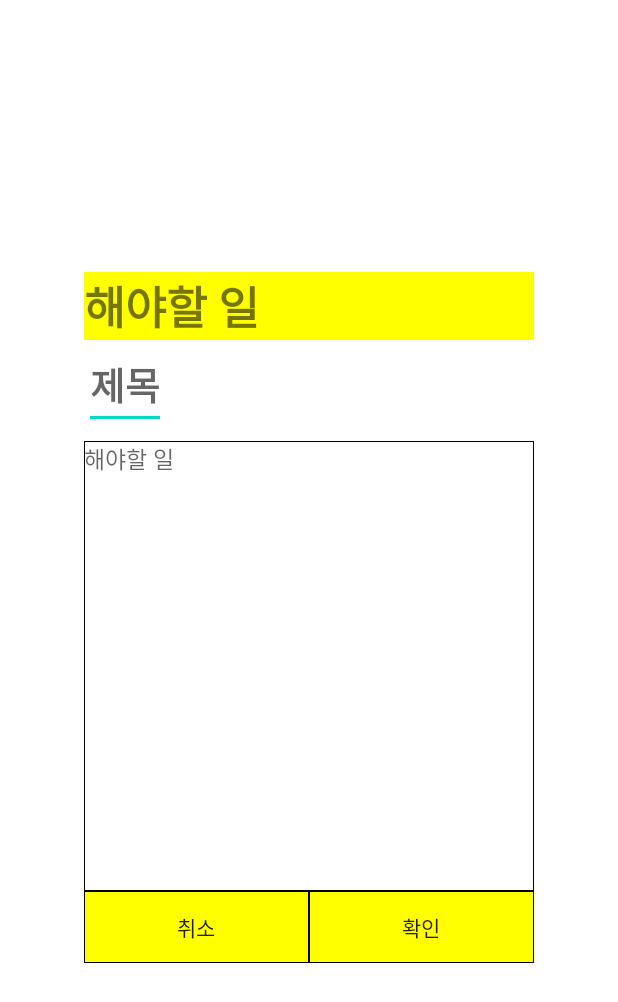
After one commit to ycs-201607083/MVPPattern_TodoList, an Android app: the layout dialog.xml on its own in the app's theme, with its tools: preview values and no code run, on a phone screen of 412 x 824 dp. The commit adds this screen. Shown: the top 1002 px of the screen. Run offline under Robolectric (Android 15) with nearby library versions, the phone set to English and light mode, and no system bars.

Commit message:
dialog 생성
리사이클러뷰에 값을 넘겨줄 dialog 생성

```diff
--- a/MVPPattern_TodoList/app/src/main/java/com/MVPPattern/todolist/TodoListAdapter.kt
+++ b/MVPPattern_TodoList/app/src/main/java/com/MVPPattern/todolist/TodoListAdapter.kt
@@ -14,7 +14,7 @@ import com.MVPPattern.todolist.DataClass.TodoDataClass
 class TodoListAdapter(private val mContext:Context): RecyclerView.Adapter<TodoListAdapter.ViewHolder>() {
 
     /*lateinit var todoList: ArrayList<TodoDataClass>*/
-    private var todoList: List<TodoDataClass> = emptyList() // 초기화
+    private var todoList: List<TodoDataClass> = emptyList()
 
     override fun getItemCount(): Int {
         return todoList.size
--- /dev/null
+++ b/MVPPattern_TodoList/app/src/main/res/drawable/dialog_btn.xml
@@ -0,0 +1,22 @@
+<?xml version="1.0" encoding="utf-8"?>
+<layer-list
+        xmlns:android="http://schemas.android.com/apk/res/android">
+
+    <item>
+        <shape android:shape="rectangle">
+            <solid android:color="@color/black" />
+        </shape>
+    </item>
+
+    <item android:top = "1dp"
+          android:right= "1dp"
+          android:left="1dp"
+          android:bottom="1dp">
+
+        <shape android:shape="rectangle">
+            <solid android:color="@color/yellow" />
+        </shape>
+
+    </item>
+
+</layer-list>
--- /dev/null
+++ b/MVPPattern_TodoList/app/src/main/res/drawable/dialog_content.xml
@@ -0,0 +1,22 @@
+<?xml version="1.0" encoding="utf-8"?>
+<layer-list xmlns:android="http://schemas.android.com/apk/res/android">
+
+    <item>
+        <shape android:shape="rectangle">
+            <solid android:color="#000000" />
+        </shape>
+
+    </item>
+
+    <item android:top = "1dp"
+          android:right= "1dp"
+          android:left="1dp"
+          android:bottom="1dp">
+
+        <shape android:shape="rectangle">
+            <solid android:color="#ffffff" />
+        </shape>
+
+    </item>
+
+</layer-list>
--- /dev/null
+++ b/MVPPattern_TodoList/app/src/main/res/layout/dialog.xml
@@ -0,0 +1,61 @@
+<?xml version="1.0" encoding="utf-8"?>
+<LinearLayout
+        xmlns:android="http://schemas.android.com/apk/res/android"
+        android:layout_width="300dp"
+        android:layout_height="wrap_content"
+        android:layout_gravity="center"
+        android:orientation="vertical">
+
+    <TextView
+            android:id="@+id/dialogText"
+            android:layout_width="match_parent"
+            android:layout_height="wrap_content"
+            android:text="해야할 일"
+            android:textSize="30dp"
+            android:textStyle="bold"
+            android:background="@color/yellow"
+    />
+
+    <EditText
+            android:id="@+id/dialogTitle"
+            android:layout_width="wrap_content"
+            android:layout_height="wrap_content"
+            android:hint="제목"
+            android:textSize="25dp"
+            android:textStyle="bold"
+            android:nextFocusDown="@+id/dialogContent"/>
+
+    <EditText
+            android:id="@+id/dialogContent"
+            android:layout_width="match_parent"
+            android:layout_height="300dp"
+            android:hint="해야할 일"
+            android:textSize="15dp"
+            android:gravity="top"
+            android:layout_marginTop="8dp"
+            android:background="@drawable/dialog_content"
+    />
+
+    <LinearLayout
+            android:id="@+id/btnLayout"
+            android:layout_width="wrap_content"
+            android:layout_height="wrap_content"
+            android:orientation="horizontal">
+
+        <androidx.appcompat.widget.AppCompatButton
+                android:id="@+id/dialogCloseBtn"
+                android:layout_height="wrap_content"
+                android:background="@drawable/dialog_btn"
+                android:layout_width="150dp"
+                android:text="취소"/>
+
+        <androidx.appcompat.widget.AppCompatButton
+                android:id="@+id/dialogOKBtn"
+                android:background="@drawable/dialog_btn"
+                android:layout_height="wrap_content"
+                android:layout_width="150dp"
+                android:text="확인"/>
+
+</LinearLayout>
+
+</LinearLayout>
--- a/MVPPattern_TodoList/app/src/main/res/values/colors.xml
+++ b/MVPPattern_TodoList/app/src/main/res/values/colors.xml
@@ -7,4 +7,5 @@
     <color name="teal_700">#FF018786</color>
     <color name="black">#FF000000</color>
     <color name="white">#FFFFFFFF</color>
+    <color name="yellow">#FFFF00</color>
 </resources>
```
Also changed, not shown: MVPPattern_TodoList/app/src/main/java/Dialog/MyDialog.kt (added, +50 -0 lines), MVPPattern_TodoList/app/src/main/java/com/MVPPattern/todolist/DataClass/TodoDataClass.kt (+16 -1 lines), MVPPattern_TodoList/app/src/main/java/com/MVPPattern/todolist/Fragment/TodoListFragment.kt (+5 -5 lines), MVPPattern_TodoList/app/src/main/java/com/MVPPattern/todolist/Model/Model.kt (+6 -6 lines), MVPPattern_TodoList/app/src/main/java/com/MVPPattern/todolist/Presenter/Contract.kt (+5 -3 lines), MVPPattern_TodoList/app/src/main/java/com/MVPPattern/todolist/Presenter/MainPresenter.kt (+5 -10 lines), MVPPattern_TodoList/app/src/main/java/com/MVPPattern/todolist/View/MainActivity.kt (+16 -1 lines).
